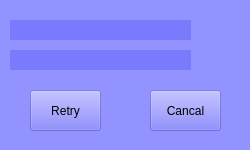
The window that message/message.ui (Blackrose/Tcutest_SerialSystem) describes before a commit, drawn with Qt 5.
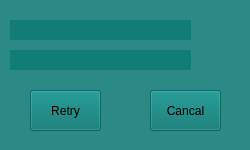
The same window after the commit.

```diff
--- a/message/message.ui
+++ b/message/message.ui
@@ -14,7 +14,9 @@
    <string>提示信息</string>
   </property>
   <property name="styleSheet">
-   <string notr="true">font: 12pt &quot;Sans Serif&quot;;background-color:rgba(85, 85, 255, 100);</string>
+   <string notr="true">font: 12pt &quot;Sans Serif&quot;;
+background-color: rgba(0, 114, 109,150);
+/*background-color:rgba(85, 85, 255, 100);*/</string>
   </property>
   <widget class="QLabel" name="lblMsg">
    <property name="geometry">
```
